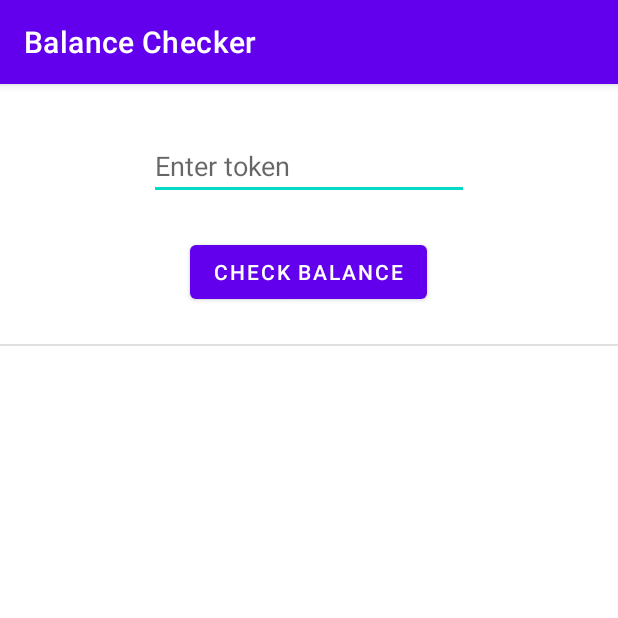
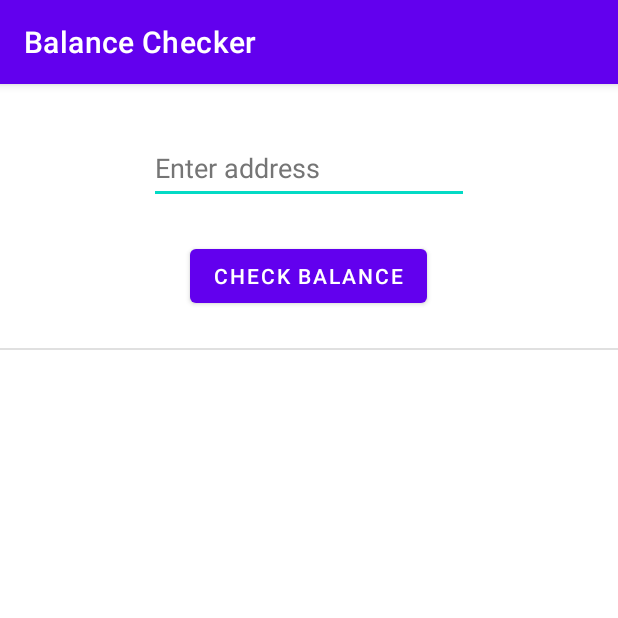
Before and after one commit to sazidnur/Balance-Checker, an Android app: the screen it shows after launch (MainActivity), on a phone screen of 412 x 824 dp, the top half of it. Run offline under Robolectric (Android 15) with nearby library versions, the phone set to English and light mode, and no system bars.

```diff
--- a/app/build.gradle
+++ b/app/build.gradle
@@ -35,4 +35,8 @@ dependencies {
     testImplementation 'junit:junit:4.13.2'
     androidTestImplementation 'androidx.test.ext:junit:1.1.3'
     androidTestImplementation 'androidx.test.espresso:espresso-core:3.4.0'
+
+    implementation 'com.squareup.retrofit2:retrofit:2.9.0'
+    implementation 'com.squareup.retrofit2:converter-gson:2.9.0'
+
 }
--- a/app/src/main/AndroidManifest.xml
+++ b/app/src/main/AndroidManifest.xml
@@ -1,6 +1,9 @@
 <?xml version="1.0" encoding="utf-8"?>
 <manifest xmlns:android="http://schemas.android.com/apk/res/android"
     package="com.example.balancechecker">
+
+
+    <uses-permission android:name="android.permission.INTERNET" />
 
     <application
         android:allowBackup="true"
--- /dev/null
+++ b/app/src/main/java/com/example/balancechecker/ApiInterface.java
@@ -0,0 +1,9 @@
+package com.example.balancechecker;
+
+import retrofit2.Call;
+import retrofit2.http.GET;
+
+public interface ApiInterface {
+    @GET("api?module=account&action=balance&address=0xd346a26d9787093e997e8bcb2d33a469d7c1c1ee&tag=latest&apikey=S58CQ2HR2W9JJS3JWZ6SB5XHAF1K2UHPF7")
+    Call<PostPojo> getBalance();
+}
--- a/app/src/main/java/com/example/balancechecker/MainActivity.java
+++ b/app/src/main/java/com/example/balancechecker/MainActivity.java
@@ -3,12 +3,43 @@ package com.example.balancechecker;
 import androidx.appcompat.app.AppCompatActivity;
 
 import android.os.Bundle;
+import android.view.View;
+import android.widget.Button;
+import android.widget.Toast;
+
+import retrofit2.Call;
+import retrofit2.Callback;
+import retrofit2.Response;
 
 public class MainActivity extends AppCompatActivity {
+
+    ApiInterface apiInterface;
 
     @Override
     protected void onCreate(Bundle savedInstanceState) {
         super.onCreate(savedInstanceState);
         setContentView(R.layout.activity_main);
+
+        Button submitBtn = findViewById(R.id.submitBtn);
+
+        submitBtn.setOnClickListener(new View.OnClickListener() {
+            @Override
+            public void onClick(View v) {
+                apiInterface = RetrofitInstance.getRetrofit().create(ApiInterface.class);
+
+                apiInterface.getBalance().enqueue(new Callback<PostPojo>() {
+                    @Override
+                    public void onResponse(Call<PostPojo> call, Response<PostPojo> response) {
+                        Toast.makeText(MainActivity.this, response.body().toString(), Toast.LENGTH_SHORT).show();
+                    }
+
+                    @Override
+                    public void onFailure(Call<PostPojo> call, Throwable t) {
+
+                    }
+                });
+            }
+        });
+
     }
 }
--- a/app/src/main/res/layout/activity_main.xml
+++ b/app/src/main/res/layout/activity_main.xml
@@ -26,19 +26,22 @@
         app:layout_constraintEnd_toEndOf="parent"
         app:layout_constraintHorizontal_bias="0.498"
         app:layout_constraintStart_toStartOf="parent"
-        app:layout_constraintTop_toBottomOf="@+id/tokenBox" />
+        app:layout_constraintTop_toBottomOf="@+id/addressBox" />
 
     <EditText
-        android:id="@+id/tokenBox"
+        android:id="@+id/addressBox"
         android:layout_width="wrap_content"
         android:layout_height="wrap_content"
         android:layout_marginStart="32dp"
         android:layout_marginTop="32dp"
         android:layout_marginEnd="32dp"
         android:ems="10"
-        android:hint="Enter token"
+        android:hint="Enter address"
         android:inputType="textPersonName"
+        android:minHeight="48dp"
+        android:textColorHint="#757575"
         app:layout_constraintEnd_toEndOf="parent"
         app:layout_constraintStart_toStartOf="parent"
-        app:layout_constraintTop_toTopOf="parent" />
+        app:layout_constraintTop_toTopOf="parent"
+        android:importantForAutofill="no" />
 </androidx.constraintlayout.widget.ConstraintLayout>
```
Also changed, not shown: app/src/main/java/com/example/balancechecker/PostPojo.java (added, +36 -0 lines), app/src/main/java/com/example/balancechecker/RetrofitInstance.java (added, +20 -0 lines).
